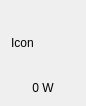
Before: the Qt Designer form appliancewidget.ui in Jaakkonen/Powergrid, drawn with Qt 5.
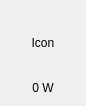
After: the same form once the commit is applied.

Patch:
```diff
--- a/appliancewidget.ui
+++ b/appliancewidget.ui
@@ -43,6 +43,9 @@
      <property name="text">
       <string>Icon</string>
      </property>
+     <property name="alignment">
+      <set>Qt::AlignCenter</set>
+     </property>
     </widget>
    </item>
    <item>
```
